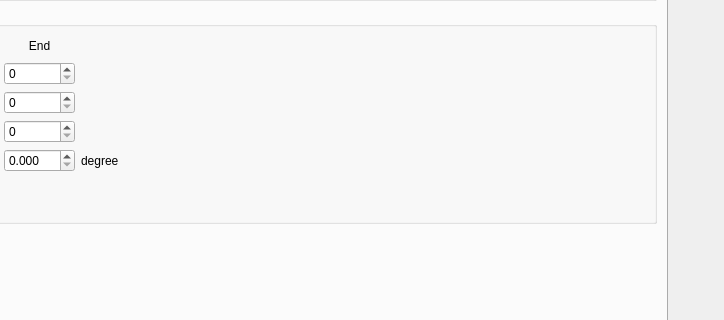
Above: tomopyui/gui.ui from tomography/tomopy-gui before the change; both pictures show x 294 to 1018 and y 153 to 473 of the 1018 by 1081 pixel window. Below: the same form after it.
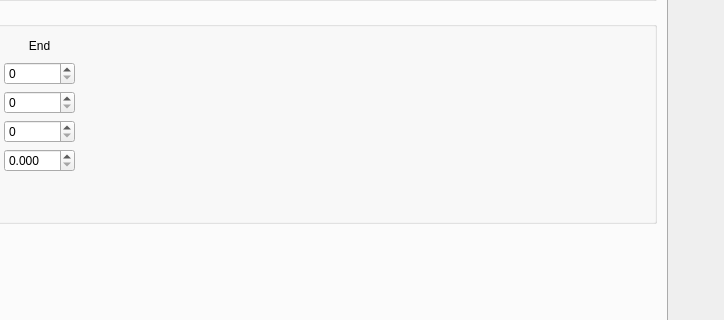
That is the form after the change.

What changed in the file:
```diff
--- a/tomopyui/gui.ui
+++ b/tomopyui/gui.ui
@@ -1185,15 +1185,15 @@
                  </property>
                 </widget>
                </item>
-               <item row="4" column="4">
-                <widget class="QLabel" name="theta_unit_label">
+               <item row="5" column="4">
+                <widget class="QLabel" name="theta_step">
                  <property name="text">
-                  <string>degree</string>
+                  <string/>
                  </property>
                 </widget>
                </item>
-               <item row="5" column="4">
-                <widget class="QLabel" name="theta_step">
+               <item row="4" column="4">
+                <widget class="QLabel" name="label_theta_size">
                  <property name="text">
                   <string/>
                  </property>
```
